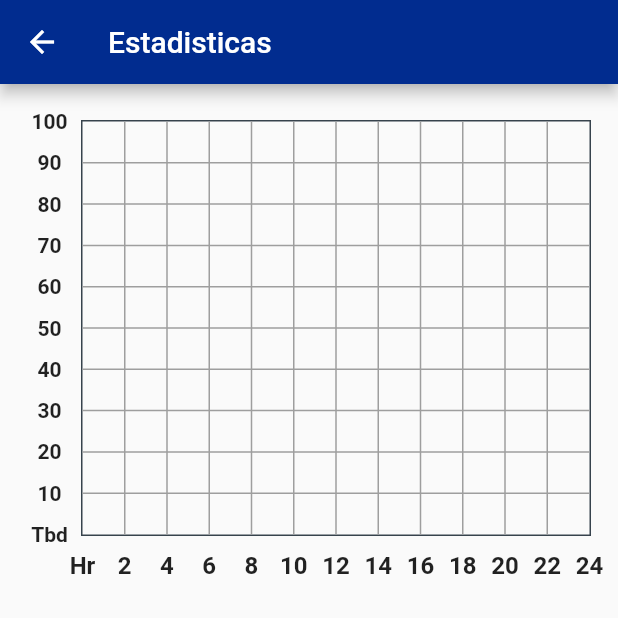
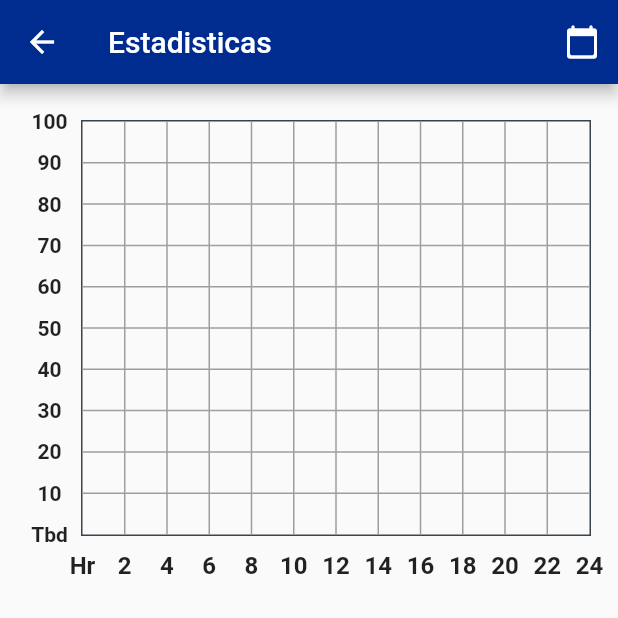
Before and after one commit to aquavista23/aquavista, a Flutter app: the PlotsScreen screen opened directly, on a phone screen of 412 x 824 dp, the top half of it. Run offline on Flutter 3.47's test engine with Material 2 defaults, Android fonts, the light colour scheme and no system bars; drawn by our look-alikes of fl_chart; our stand-ins replace auth_buttons, bloc, cloud_firestore, connectivity_plus, equatable, firebase_auth and 8 more; missing offline and left inert: esptouch_smartconfig, network_info_plus; accounts and stored records are empty.

Commit message:
Filtro por dia listo

```diff
--- a/lib/src/screens/statistics/plots_screens.dart
+++ b/lib/src/screens/statistics/plots_screens.dart
@@ -1,3 +1,4 @@
+import 'package:aquavista/src/functions/plots_functions.dart';
 import 'package:flutter/material.dart';
 
 import 'package:fl_chart/fl_chart.dart';
@@ -19,15 +20,17 @@ class _PlotsScreenState extends State<PlotsScreen> {
   List<MeditionData> meditionList = [];
   List<MeditionData> meditionShow = [];
   bool isShowingMainData = false;
+  DateTime filterDay = DateTime.now();
+  DateTime dayFilter = DateTime.now();
 
   @override
   void initState() {
-    retrieveMeditionData();
+    retrieveMeditionData(dayFilter);
     isShowingMainData = true;
     super.initState();
   }
 
-  void retrieveMeditionData() {
+  void retrieveMeditionData(DateTime dia) {
     List<MeditionData> auxMeditionShow = [];
 
     dbRef.orderByChild("id").equalTo("2").onValue.listen((data) {
@@ -38,7 +41,7 @@ class _PlotsScreenState extends State<PlotsScreen> {
       });
 
       for (var i = 0; i < meditionList.length; i++) {
-        if (meditionList[i].fecha!.difference(DateTime.now()).inDays == 0) {
+        if (convertDate(meditionList[i].fecha!).difference(dia).inDays == 0) {
           auxMeditionShow.add(meditionList[i]);
         }
       }
@@ -47,6 +50,7 @@ class _PlotsScreenState extends State<PlotsScreen> {
       });
       setState(() {
         meditionShow = auxMeditionShow;
+        filterDay = dia;
       });
     });
   }
@@ -57,6 +61,26 @@ class _PlotsScreenState extends State<PlotsScreen> {
         appBar: AppBar(
           backgroundColor: mainColor,
           title: const Text('Estadisticas'),
+          actions: [
+            Theme(
+              data: calendarTheme(context, mainColor),
+              child: Builder(builder: (contextTM) {
+                return IconButton(
+                    icon: const Icon(Icons.calendar_today_rounded),
+                    color: (filterDay.year == DateTime.now().year &&
+                            filterDay.month == DateTime.now().month &&
+                            filterDay.day == DateTime.now().day)
+                        ? Colors.white
+                        : Colors.red[900],
+                    onPressed: () async {
+                      dayFilter = await daySelectedCalendar(
+                              context: contextTM, daySelected: filterDay) ??
+                          DateTime.now();
+                      retrieveMeditionData(dayFilter);
+                    });
+              }),
+            )
+          ],
         ),
         body: Builder(builder: (context) {
           return AspectRatio(
```
Also changed, not shown: lib/src/functions/plots_functions.dart (+21 -0 lines).
